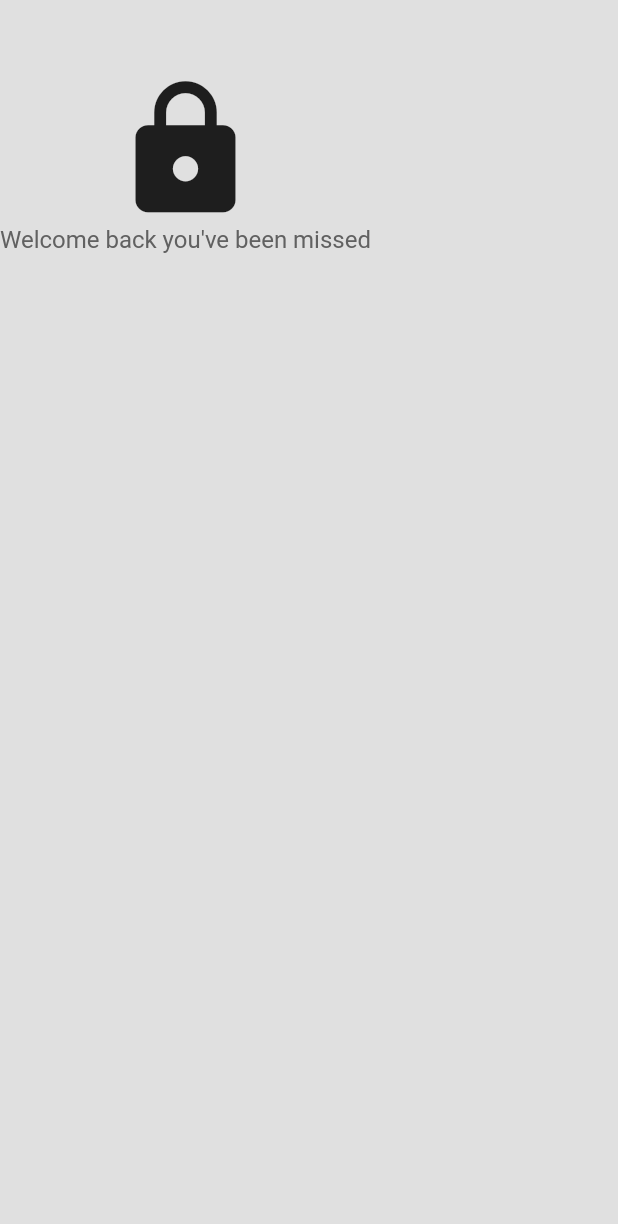
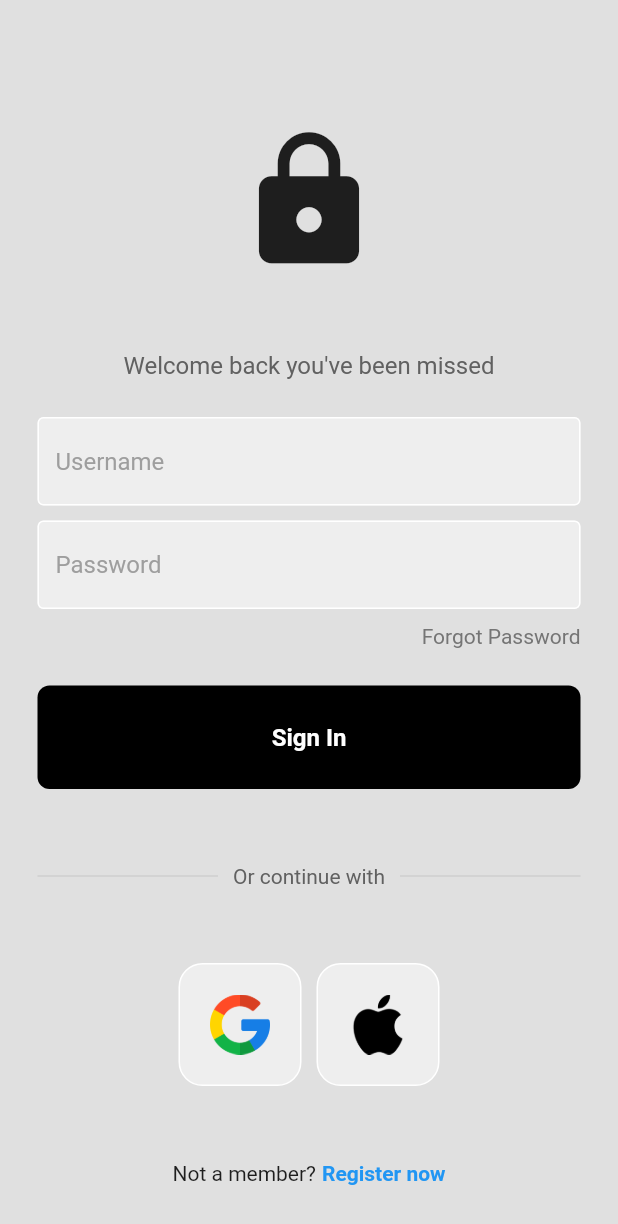
Before and after one commit to Eleli-Ayub/authentication, a Flutter app: the screen it shows after launch, on a phone screen of 412 x 824 dp. Shown: the top 1224 px of the screen. Run offline on Flutter 3.47's test engine with Material 2 defaults, Android fonts, the phone set to English and light mode, and no system bars.

Commit message:
finished the login page

```diff
--- /dev/null
+++ b/lib/components/my_buttton.dart
@@ -0,0 +1,25 @@
+import 'package:flutter/material.dart';
+
+class MyButton extends StatelessWidget {
+  final Function()? onTap;
+  const MyButton({super.key, required this.onTap});
+
+  @override
+  Widget build(BuildContext context) {
+    return GestureDetector(
+      onTap: onTap,
+      child: Container(
+        padding: const EdgeInsets.all(25),
+        margin: const EdgeInsets.symmetric(horizontal: 25),
+        decoration: BoxDecoration(
+            color: Colors.black, borderRadius: BorderRadius.circular(8)),
+        child: const Center(
+            child: Text(
+          "Sign In",
+          style: TextStyle(
+              color: Colors.white, fontWeight: FontWeight.bold, fontSize: 16),
+        )),
+      ),
+    );
+  }
+}
--- /dev/null
+++ b/lib/components/my_textfield.dart
@@ -0,0 +1,35 @@
+import 'package:flutter/material.dart';
+
+class MyTextField extends StatelessWidget {
+  final controller;
+  final String hintText;
+  final bool obscureText;
+
+  const MyTextField(
+      {super.key,
+      required this.controller,
+      required this.hintText,
+      required this.obscureText});
+
+  @override
+  Widget build(BuildContext context) {
+    return Padding(
+      padding: const EdgeInsets.symmetric(horizontal: 25.0),
+      child: TextField(
+        controller: controller,
+        obscureText: obscureText,
+        decoration: InputDecoration(
+            enabledBorder: OutlineInputBorder(
+              borderSide: BorderSide(color: Colors.white),
+            ),
+            focusedBorder: OutlineInputBorder(
+              borderSide: BorderSide(color: Colors.grey.shade400),
+            ),
+            fillColor: Colors.grey[200],
+            filled: true,
+            hintText: hintText,
+            hintStyle: TextStyle(color: Colors.grey[500])),
+      ),
+    );
+  }
+}
--- /dev/null
+++ b/lib/components/square_tile.dart
@@ -0,0 +1,21 @@
+import 'package:flutter/material.dart';
+
+class SquareTile extends StatelessWidget {
+  final String imagePath;
+  const SquareTile({super.key, required this.imagePath});
+
+  @override
+  Widget build(BuildContext context) {
+    return Container(
+      padding: EdgeInsets.all(20),
+      decoration: BoxDecoration(
+          border: Border.all(color: Colors.white),
+          borderRadius: BorderRadius.circular(16),
+          color: Colors.grey[200]),
+      child: Image.asset(
+        imagePath,
+        height: 40,
+      ),
+    );
+  }
+}
--- a/lib/main.dart
+++ b/lib/main.dart
@@ -11,7 +11,7 @@ class MyApp extends StatelessWidget {
   // This widget is the root of your application.
   @override
   Widget build(BuildContext context) {
-    return const MaterialApp(
+    return MaterialApp(
       debugShowCheckedModeBanner: false,
       home: LoginPage(),
     );
--- a/lib/pages/login_page.dart
+++ b/lib/pages/login_page.dart
@@ -1,40 +1,150 @@
+import 'package:authentication/components/my_buttton.dart';
+import 'package:authentication/components/my_textfield.dart';
+import 'package:authentication/components/square_tile.dart';
 import 'package:flutter/material.dart';
 import 'package:flutter/src/material/colors.dart';
 
 class LoginPage extends StatelessWidget {
-  const LoginPage({super.key});
+  LoginPage({super.key});
+
+  // text editing controllers
+  final usernameController = TextEditingController();
+  final passwordController = TextEditingController();
+
+  // sign user in method
+  void signUserIn() {}
 
   @override
   Widget build(BuildContext context) {
     return Scaffold(
       backgroundColor: Colors.grey[300],
       body: SafeArea(
-        child: Column(children: [
+        child: Center(
+          child: Column(mainAxisAlignment: MainAxisAlignment.center, children: [
             SizedBox(height: 50),
             // logo
-          Icon(
+            const Icon(
               Icons.lock,
               size: 100,
             ),
-
+            SizedBox(height: 50),
             // welcome back you've been missed
             Text(
               'Welcome back you\'ve been missed',
               style: TextStyle(fontSize: 16, color: Colors.grey[700]),
-          )
+            ),
+            const SizedBox(
+              height: 25,
+            ),
 
             // username textfield
+            MyTextField(
+              controller: usernameController,
+              hintText: "Username",
+              obscureText: false,
+            ),
+
+            const SizedBox(
+              height: 10,
+            ),
 
             // password textfield
+            MyTextField(
+              controller: passwordController,
+              hintText: "Password",
+              obscureText: true,
+            ),
+
+            const SizedBox(
+              height: 10,
+            ),
+
+            // forgot password?
+            Padding(
+              padding: const EdgeInsets.symmetric(horizontal: 25.0),
+              child: Row(
+                mainAxisAlignment: MainAxisAlignment.end,
+                children: [
+                  Text("Forgot Password",
+                      style: TextStyle(color: Colors.grey[600])),
+                ],
+              ),
+            ),
+
+            const SizedBox(
+              height: 25,
+            ),
 
             // sign in button
+            MyButton(
+              onTap: signUserIn,
+            ),
 
-          // or constinue with
+            const SizedBox(
+              height: 50,
+            ),
 
+            // or continue with
+            Padding(
+              padding: const EdgeInsets.symmetric(horizontal: 25.0),
+              child: Row(
+                children: [
+                  Expanded(
+                    child: Divider(
+                      thickness: 0.5,
+                      color: Colors.grey[400],
+                    ),
+                  ),
+                  Padding(
+                    padding: const EdgeInsets.symmetric(horizontal: 10.0),
+                    child: Text(
+                      "Or continue with",
+                      style: TextStyle(color: Colors.grey[700]),
+                    ),
+                  ),
+                  Expanded(
+                    child: Divider(
+                      thickness: 0.5,
+                      color: Colors.grey[400],
+                    ),
+                  ),
+                ],
+              ),
+            ),
+            const SizedBox(
+              height: 50,
+            ),
             // google + apple sign in button
-
+            Row(
+              mainAxisAlignment: MainAxisAlignment.center,
+              children: const [
+                // google button
+                SquareTile(imagePath: "lib/images/google.png"),
+                SizedBox(width: 10),
+                // apple button
+                SquareTile(imagePath: "lib/images/apple.png"),
+              ],
+            ),
+            const SizedBox(
+              height: 50,
+            ),
+            Row(
+              mainAxisAlignment: MainAxisAlignment.center,
+              children: const [
+                Text("Not a member?"),
+                SizedBox(
+                  width: 4,
+                ),
+                Text(
+                  "Register now",
+                  style: TextStyle(
+                      color: Colors.blue, fontWeight: FontWeight.bold),
+                ),
+              ],
+            )
             // not a member? register now
           ]),
+        ),
       ),
     );
   }
```
Lines whose indentation alone changed are shown as unchanged.
